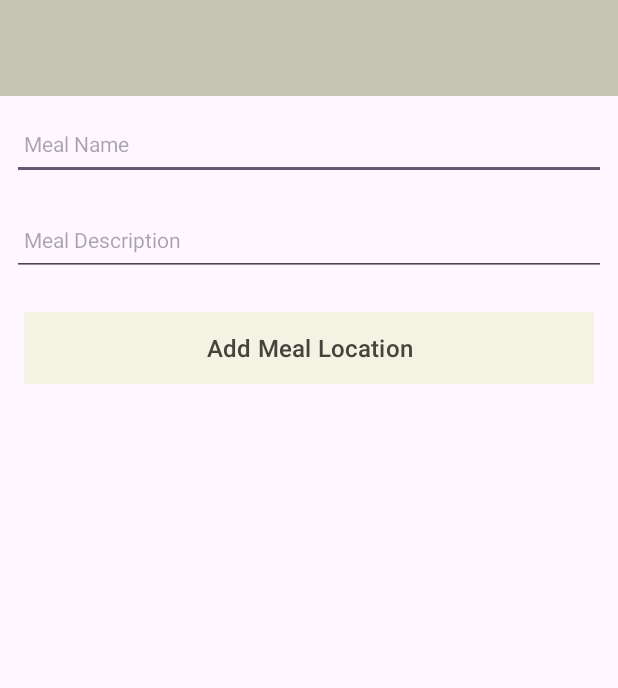
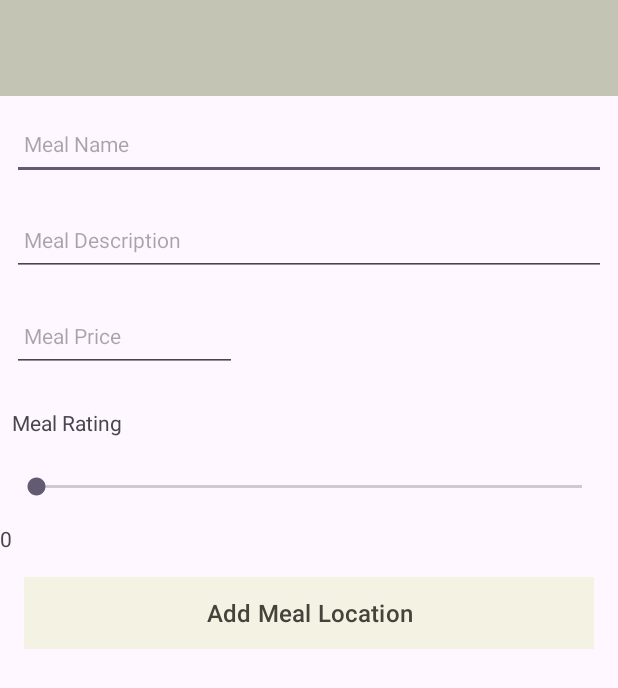
Before and after one commit to ayo-codes/Ayo-Eats-Android, an Android app: the screen it shows after launch (MealLocationActivity), on a phone screen of 412 x 824 dp. Shown: the top 688 px of the screen. Run offline under Robolectric (Android 15) with nearby library versions, the phone set to English and light mode, and no system bars; our stand-ins replace Timber; 1 statement that could not run was skipped.

Commit message:
expanded model to include meal desc,price and ratings

```diff
--- a/app/src/main/java/org/wit/ayoeats/activities/MealLocationActivity.kt
+++ b/app/src/main/java/org/wit/ayoeats/activities/MealLocationActivity.kt
@@ -2,6 +2,8 @@ package org.wit.ayoeats.activities
 
 import androidx.appcompat.app.AppCompatActivity
 import android.os.Bundle
+import android.widget.SeekBar
+import android.widget.SeekBar.OnSeekBarChangeListener
 import com.google.android.material.snackbar.Snackbar
 import org.wit.ayoeats.databinding.ActivityMealLocationBinding
 import org.wit.ayoeats.models.MealLocationModel
@@ -27,10 +29,36 @@ class MealLocationActivity : AppCompatActivity() {
         Timber.plant(Timber.DebugTree()) // initialise the logging library
         i("Eat Location Activity started")
 
+        // learnt from Kotlin Course on Udemy
+        binding.seekBarRatings.setOnSeekBarChangeListener(object :OnSeekBarChangeListener{
+            override fun onProgressChanged(
+                seekBar: SeekBar?,
+                progress: Int,
+                fromUser: Boolean
+            ) {
+                binding.RatingsProgress.text = binding.seekBarRatings.progress.toString()
+
+            }
+
+            override fun onStartTrackingTouch(seekBar: SeekBar?) {
+
+            }
+
+            override fun onStopTrackingTouch(seekBar: SeekBar?) {
+                binding.RatingsProgress.text = binding.seekBarRatings.progress.toString()
+
+            }
+
+        })
+
         binding.btnAdd.setOnClickListener {
             // No need for var or val keyword since eatLocation was set to var above, note this for properties of classes
             mealLocation.mealName = binding.mealName.text.toString() // gets the text inside mealName and converts it to a string
             mealLocation.mealDescription = binding.mealDescription.text.toString()
+            mealLocation.mealPrice = binding.mealPrice.text.toString().toDouble()
+            mealLocation.mealRating = binding.RatingsProgress.text.toString().toDouble()
+
+
             if (mealLocation.mealName.isNotEmpty() && mealLocation.mealDescription.isNotEmpty()) {
                 mealLocations.add(mealLocation.copy())
                 i("add Button pressed : ${mealLocation.mealName}")
--- a/app/src/main/java/org/wit/ayoeats/models/MealLocationModel.kt
+++ b/app/src/main/java/org/wit/ayoeats/models/MealLocationModel.kt
@@ -1,3 +1,3 @@
 package org.wit.ayoeats.models
 
-data class MealLocationModel(var mealName: String = "" , var mealDescription: String = "") // title property and a value is given here
+data class MealLocationModel(var mealName: String = "" , var mealDescription: String = "" , var mealPrice: Double = 0.00 , var mealRating: Double = 0.00) // title property and a value is given here
--- a/app/src/main/res/layout/activity_meal_location.xml
+++ b/app/src/main/res/layout/activity_meal_location.xml
@@ -68,6 +68,47 @@
                     android:textColor="@color/colorPrimaryDark"
                     android:textSize="14sp" />
 
+                <EditText
+                    android:id="@+id/mealPrice"
+                    android:layout_width="150dp"
+                    android:layout_height="48dp"
+                    android:layout_margin="8dp"
+                    android:autofillHints="hint"
+                    android:hint="@string/hint_mealPrice"
+                    android:inputType="numberDecimal"
+                    android:maxLength="6"
+                    android:maxLines="1"
+                    android:padding="8dp"
+                    android:textColor="@color/colorPrimaryDark"
+                    android:textSize="14sp" />
+
+                <TextView
+                    android:id="@+id/mealRatingLabel"
+                    android:layout_width="match_parent"
+                    android:layout_height="wrap_content"
+                    android:layout_marginTop="8dp"
+                    android:padding="8dp"
+                    android:textSize="14sp"
+                    android:text="Meal Rating" />
+
+                <SeekBar
+                    android:id="@+id/seekBarRatings"
+                    android:layout_width="match_parent"
+                    android:layout_height="wrap_content"
+                    android:layout_margin="8dp"
+                    android:labelFor="@id/mealRatingLabel"
+                    android:min="0"
+                    android:max="5"
+                    android:padding="8dp"
+                    android:progress="0" />
+
+                <TextView
+                    android:id="@+id/RatingsProgress"
+                    android:layout_width="match_parent"
+                    android:layout_height="wrap_content"
+                    android:textSize="14sp"
+                    android:text="@string/textview_rating_progress" />
+
                 <Button
                     android:id="@+id/btnAdd"
                     android:layout_width="match_parent"
@@ -80,6 +121,10 @@
                     android:text="@string/button_add_MealLocation"
                     android:textColor="@color/colorPrimaryDark"
                     android:textSize="16sp" />
+
+
+
+
             </LinearLayout>
         </ScrollView>
 
--- a/app/src/main/res/values/strings.xml
+++ b/app/src/main/res/values/strings.xml
@@ -3,4 +3,8 @@
     <string name="button_add_MealLocation"> Add Meal Location</string>
     <string name="hint_mealName">Meal Name</string>
     <string name="hint_mealDescription">Meal Description</string>
+    <string name="hint_mealPrice">Meal Price</string>
+    <string name="hint_mealRating">Meal Rating</string>
+    <string name="textview_rate_label">Current Rating</string>
+    <string name="textview_rating_progress">0</string>
 </resources>
```
